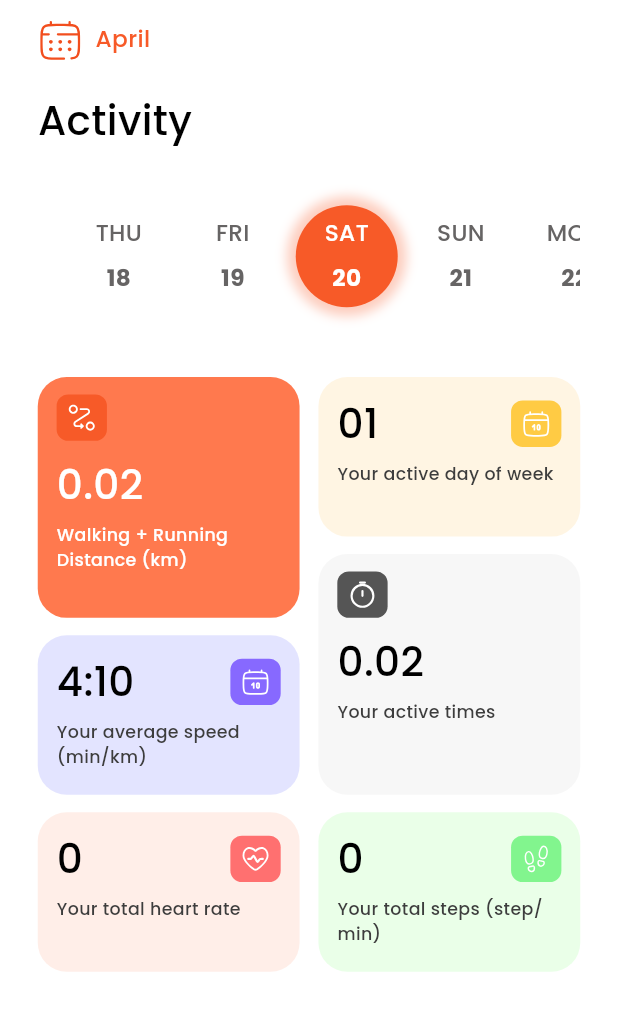
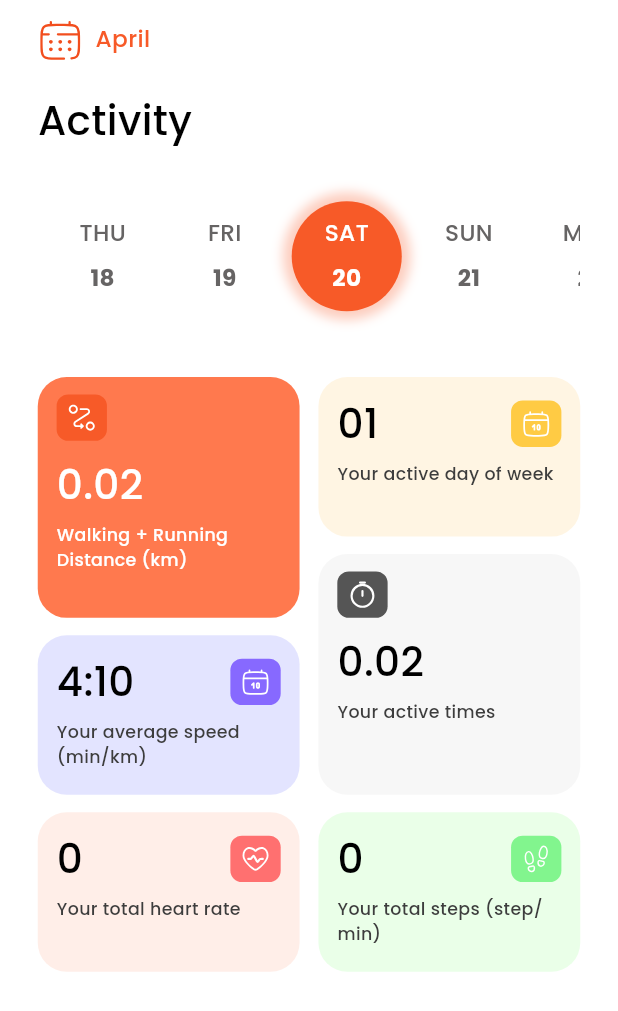
Before and after one commit to xhuy108/StrideUp, a Flutter app: the ActivityPage screen opened directly, on a phone screen of 412 x 824 dp. Shown: the top 1011 px of the screen. Run offline on Flutter 3.47's test engine with Material 3 defaults, Android fonts, the phone set to English and light mode, and no system bars; drawn by our look-alikes of easy_date_timeline; our stand-ins replace bloc, flutter_bloc, flutter_screenutil, flutter_svg, gap, google_fonts and 1 more.

Commit message:
Update activity page to adjust width of dayProps in _ActivityPageState

```diff
--- a/lib/features/activity/pages/activity_page.dart
+++ b/lib/features/activity/pages/activity_page.dart
@@ -62,6 +62,7 @@ class _ActivityPageState extends State<ActivityPage> {
                   ),
                   dayProps: EasyDayProps(
                     height: 90.h,
+                    width: 70.w,
                     dayStructure: DayStructure.dayStrDayNum,
                     todayStyle: DayStyle(
                       splashBorder: BorderRadius.circular(100.r),
```
